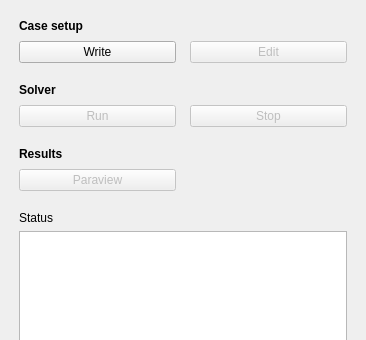
Old version of the form Gui/TaskPanelCfdSolverControl.ui in the repository jaheyns/CfdOF; both pictures show x 0 to 366 and y 0 to 340 of the 366 by 563 pixel window.
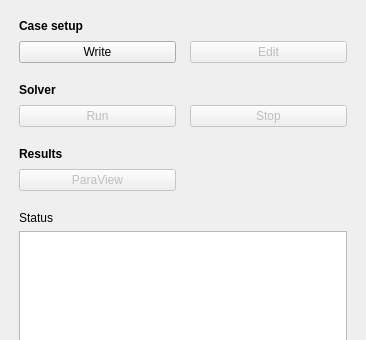
New version of the form.

The edit to the form file:
```diff
--- a/Gui/TaskPanelCfdSolverControl.ui
+++ b/Gui/TaskPanelCfdSolverControl.ui
@@ -147,7 +147,7 @@
         <bool>false</bool>
        </property>
        <property name="text">
-        <string>Paraview</string>
+        <string notr="true">ParaView</string>
        </property>
       </widget>
      </item>
```
Left out of the diff: 4 changed lines with no effect on the pictures.
